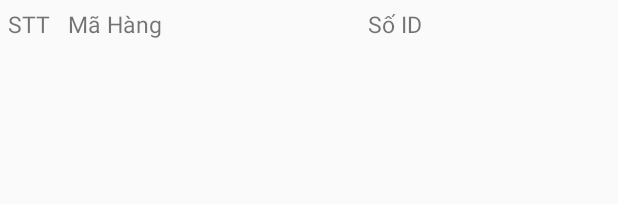
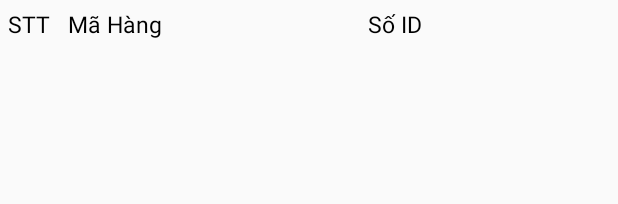
Before and after one commit to QuocPhuDEV/DemoSQLite, an Android app: the layout item_scan.xml on its own in the app's theme, with its tools: preview values and no code run, on a phone screen of 412 x 824 dp. Shown: the top 204 px of the screen. Run offline under Robolectric (Android 15) with nearby library versions, the phone set to English and light mode, and no system bars.

Commit message:
Thursday_20122018

```diff
--- a/app/src/main/res/layout/item_customer.xml
+++ b/app/src/main/res/layout/item_customer.xml
@@ -33,6 +33,7 @@
             android:layout_height="wrap_content"
             android:layout_marginLeft="5dp"
             android:text="Thời gian khảo sát"
+            android:textColor="@color/black"
             android:textSize="10dp" />
     </LinearLayout>
 
--- a/app/src/main/res/layout/item_scan.xml
+++ b/app/src/main/res/layout/item_scan.xml
@@ -51,6 +51,7 @@
             android:layout_height="wrap_content"
             android:layout_column="1"
             android:text="STT"
+            android:textColor="@color/black"
             android:textSize="15dp" />
     </LinearLayout>
 
@@ -64,6 +65,7 @@
             android:layout_height="wrap_content"
             android:layout_column="2"
             android:text="Mã Hàng"
+            android:textColor="@color/black"
             android:textSize="15dp" />
     </LinearLayout>
 
@@ -78,6 +80,7 @@
             android:layout_column="3"
             android:gravity="center"
             android:text="Số ID"
+            android:textColor="@color/black"
             android:textSize="15dp" />
     </LinearLayout>
 </LinearLayout>
```
Also changed, not shown: app/src/main/java/com/example/hoangquocphu/demosqlite/Location/Location_Activity.java (+5 -2 lines), app/src/main/java/com/example/hoangquocphu/demosqlite/Questions_Type/QuesType_List_Activity.java (+15 -6 lines), app/src/main/res/layout/activity_location_.xml (+7 -1 lines).
